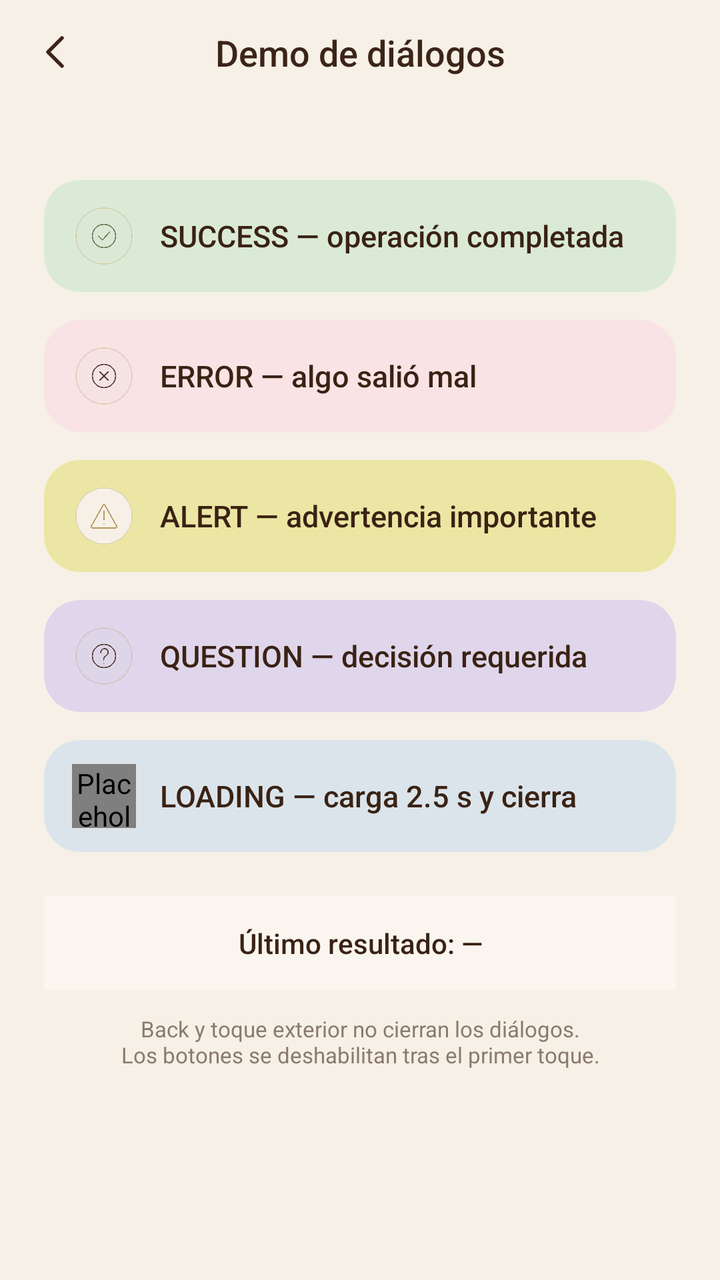
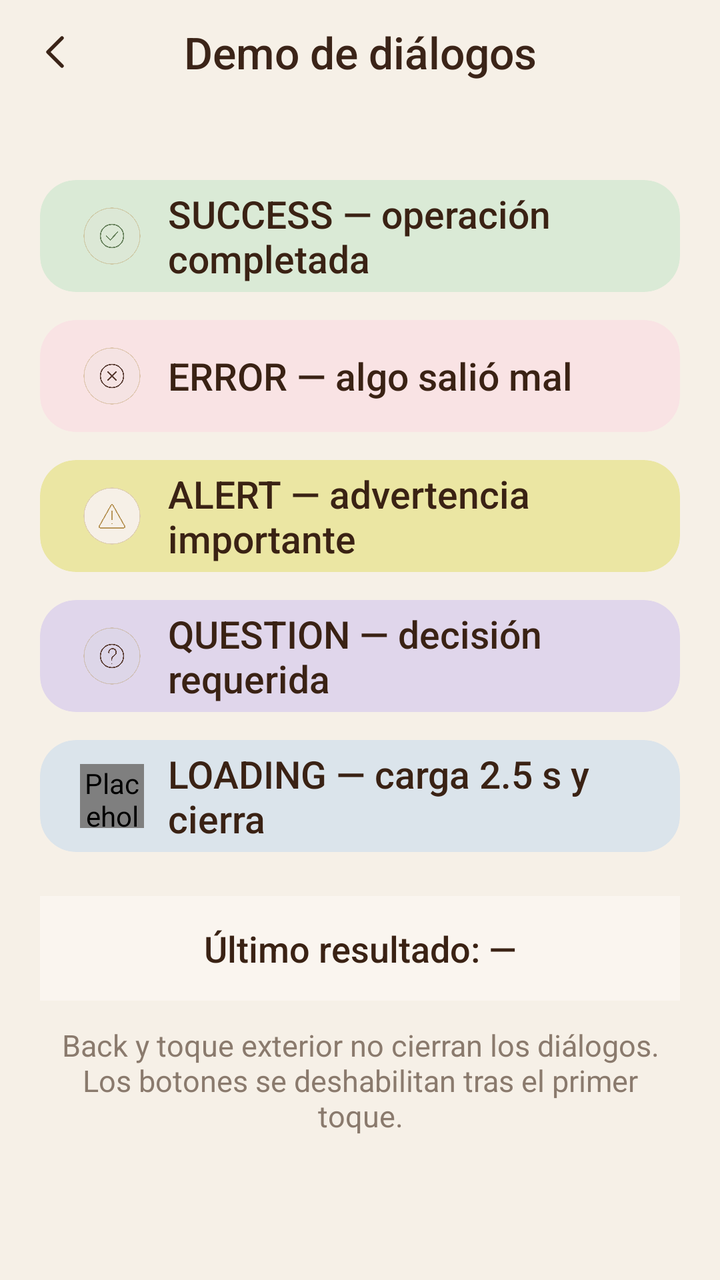

Before-and-after screenshots of an Android layout around one commit, followed by the original layout XML and the change that was made.
<!-- AndroidManifest.xml: application theme Theme.WolopWallet -->
<!-- res/layout/activity_demo_dialogs.xml -->
<?xml version="1.0" encoding="utf-8"?>
<androidx.constraintlayout.widget.ConstraintLayout xmlns:android="http://schemas.android.com/apk/res/android"
    xmlns:app="http://schemas.android.com/apk/res-auto"
    xmlns:tools="http://schemas.android.com/tools"
    android:id="@+id/main"
    android:layout_width="match_parent"
    android:layout_height="match_parent"
    android:background="#F6F0E7"
    tools:context=".screens.DemoDialogsActivity">

    <ImageView
        android:id="@+id/btnAtrasDemo"
        android:layout_width="40dp"
        android:layout_height="40dp"
        android:layout_marginStart="8dp"
        android:layout_marginTop="6dp"
        android:background="?attr/selectableItemBackgroundBorderless"
        android:contentDescription="Volver"
        android:padding="8dp"
        android:src="@drawable/ic_chevron_left"
        app:layout_constraintStart_toStartOf="parent"
        app:layout_constraintTop_toTopOf="parent" />

    <TextView
        android:id="@+id/txtTituloDemo"
        android:layout_width="wrap_content"
        android:layout_height="wrap_content"
        android:layout_marginTop="6dp"
        android:fontFamily="sans-serif-medium"
        android:text="Demo de diálogos"
        android:textColor="#3B2418"
        android:textSize="18sp"
        app:layout_constraintBottom_toBottomOf="@id/btnAtrasDemo"
        app:layout_constraintEnd_toEndOf="parent"
        app:layout_constraintStart_toStartOf="parent"
        app:layout_constraintTop_toTopOf="parent" />

    <androidx.core.widget.NestedScrollView
        android:layout_width="0dp"
        android:layout_height="0dp"
        android:layout_marginTop="76dp"
        android:paddingStart="22dp"
        android:paddingEnd="22dp"
        android:scrollbars="none"
        app:layout_constraintBottom_toBottomOf="parent"
        app:layout_constraintEnd_toEndOf="parent"
        app:layout_constraintStart_toStartOf="parent"
        app:layout_constraintTop_toTopOf="parent">

        <LinearLayout
            android:layout_width="match_parent"
            android:layout_height="wrap_content"
            android:orientation="vertical"
            android:paddingTop="14dp"
            android:paddingBottom="28dp">

            <com.google.android.material.card.MaterialCardView
                android:id="@+id/cardDemoExito"
                android:layout_width="match_parent"
                android:layout_height="56dp"
                android:clickable="true"
                android:focusable="true"
                app:cardBackgroundColor="#DAEAD6"
                app:cardCornerRadius="18dp"
                app:cardElevation="0dp"
                app:cardUseCompatPadding="false"
                app:rippleColor="#1A3B2418"
                app:strokeWidth="0dp">

                <LinearLayout
                    android:layout_width="match_parent"
                    android:layout_height="match_parent"
                    android:gravity="center_vertical"
                    android:orientation="horizontal"
                    android:paddingStart="14dp"
                    android:paddingEnd="16dp">

                    <ImageView
                        android:layout_width="32dp"
                        android:layout_height="32dp"
                        android:contentDescription="@null"
                        android:scaleType="fitCenter"
                        android:src="@drawable/icon_alert_success" />

                    <TextView
                        android:layout_width="0dp"
                        android:layout_height="wrap_content"
                        android:layout_marginStart="12dp"
                        android:layout_weight="1"
                        android:fontFamily="sans-serif-medium"
                        android:text="SUCCESS — operación completada"
                        android:textColor="#3A2214"
                        android:textSize="15sp" />
                </LinearLayout>
            </com.google.android.material.card.MaterialCardView>

            <com.google.android.material.card.MaterialCardView
                android:id="@+id/cardDemoError"
                android:layout_width="match_parent"
                android:layout_height="56dp"
                android:layout_marginTop="14dp"
                android:clickable="true"
                android:focusable="true"
                app:cardBackgroundColor="#F9E3E4"
                app:cardCornerRadius="18dp"
                app:cardElevation="0dp"
                app:cardUseCompatPadding="false"
                app:rippleColor="#1A3B2418"
                app:strokeWidth="0dp">

                <LinearLayout
                    android:layout_width="match_parent"
                    android:layout_height="match_parent"
                    android:gravity="center_vertical"
                    android:orientation="horizontal"
                    android:paddingStart="14dp"
                    android:paddingEnd="16dp">

                    <ImageView
                        android:layout_width="32dp"
                        android:layout_height="32dp"
                        android:contentDescription="@null"
                        android:scaleType="fitCenter"
                        android:src="@drawable/icon_alert_error" />

                    <TextView
                        android:layout_width="0dp"
                        android:layout_height="wrap_content"
                        android:layout_marginStart="12dp"
                        android:layout_weight="1"
                        android:fontFamily="sans-serif-medium"
                        android:text="ERROR — algo salió mal"
                        android:textColor="#3A2214"
                        android:textSize="15sp" />
                </LinearLayout>
            </com.google.android.material.card.MaterialCardView>

            <com.google.android.material.card.MaterialCardView
                android:id="@+id/cardDemoAviso"
                android:layout_width="match_parent"
                android:layout_height="56dp"
                android:layout_marginTop="14dp"
                android:clickable="true"
                android:focusable="true"
                app:cardBackgroundColor="#EBE6A3"
                app:cardCornerRadius="18dp"
                app:cardElevation="0dp"
                app:cardUseCompatPadding="false"
                app:rippleColor="#1A3B2418"
                app:strokeWidth="0dp">

                <LinearLayout
                    android:layout_width="match_parent"
                    android:layout_height="match_parent"
                    android:gravity="center_vertical"
                    android:orientation="horizontal"
                    android:paddingStart="14dp"
                    android:paddingEnd="16dp">

                    <ImageView
                        android:layout_width="32dp"
                        android:layout_height="32dp"
                        android:contentDescription="@null"
                        android:scaleType="fitCenter"
                        android:src="@drawable/icon_alert_warning" />

                    <TextView
                        android:layout_width="0dp"
                        android:layout_height="wrap_content"
                        android:layout_marginStart="12dp"
                        android:layout_weight="1"
                        android:fontFamily="sans-serif-medium"
                        android:text="ALERT — advertencia importante"
                        android:textColor="#3A2214"
                        android:textSize="15sp" />
                </LinearLayout>
            </com.google.android.material.card.MaterialCardView>

            <com.google.android.material.card.MaterialCardView
                android:id="@+id/cardDemoPregunta"
                android:layout_width="match_parent"
                android:layout_height="56dp"
                android:layout_marginTop="14dp"
                android:clickable="true"
                android:focusable="true"
                app:cardBackgroundColor="#E0D6EB"
                app:cardCornerRadius="18dp"
                app:cardElevation="0dp"
                app:cardUseCompatPadding="false"
                app:rippleColor="#1A3B2418"
                app:strokeWidth="0dp">

                <LinearLayout
                    android:layout_width="match_parent"
                    android:layout_height="match_parent"
                    android:gravity="center_vertical"
                    android:orientation="horizontal"
                    android:paddingStart="14dp"
                    android:paddingEnd="16dp">

                    <ImageView
                        android:layout_width="32dp"
                        android:layout_height="32dp"
                        android:contentDescription="@null"
                        android:scaleType="fitCenter"
                        android:src="@drawable/icon_alert_question" />

                    <TextView
                        android:layout_width="0dp"
                        android:layout_height="wrap_content"
                        android:layout_marginStart="12dp"
                        android:layout_weight="1"
                        android:fontFamily="sans-serif-medium"
                        android:text="QUESTION — decisión requerida"
                        android:textColor="#3A2214"
                        android:textSize="15sp" />
                </LinearLayout>
            </com.google.android.material.card.MaterialCardView>

            <com.google.android.material.card.MaterialCardView
                android:id="@+id/cardDemoCarga"
                android:layout_width="match_parent"
                android:layout_height="56dp"
                android:layout_marginTop="14dp"
                android:clickable="true"
                android:focusable="true"
                app:cardBackgroundColor="#DBE4EB"
                app:cardCornerRadius="18dp"
                app:cardElevation="0dp"
                app:cardUseCompatPadding="false"
                app:rippleColor="#1A3B2418"
                app:strokeWidth="0dp">

                <LinearLayout
                    android:layout_width="match_parent"
                    android:layout_height="match_parent"
                    android:gravity="center_vertical"
                    android:orientation="horizontal"
                    android:paddingStart="14dp"
                    android:paddingEnd="16dp">

                    <com.wolop.wallet.ui.dialogs.GifLoadingView
                        android:layout_width="32dp"
                        android:layout_height="32dp"
                        android:contentDescription="@null" />

                    <TextView
                        android:layout_width="0dp"
                        android:layout_height="wrap_content"
                        android:layout_marginStart="12dp"
                        android:layout_weight="1"
                        android:fontFamily="sans-serif-medium"
                        android:text="LOADING — carga 2.5 s y cierra"
                        android:textColor="#3A2214"
                        android:textSize="15sp" />
                </LinearLayout>
            </com.google.android.material.card.MaterialCardView>

            <TextView
                android:id="@+id/txtResultadoDemo"
                android:layout_width="match_parent"
                android:layout_height="wrap_content"
                android:layout_marginTop="22dp"
                android:background="#FAF5EF"
                android:fontFamily="sans-serif-medium"
                android:gravity="center"
                android:paddingStart="16dp"
                android:paddingTop="14dp"
                android:paddingEnd="16dp"
                android:paddingBottom="14dp"
                android:text="Último resultado: —"
                android:textColor="#3A2214"
                android:textSize="14sp" />

            <TextView
                android:layout_width="match_parent"
                android:layout_height="wrap_content"
                android:layout_marginTop="12dp"
                android:fontFamily="sans-serif"
                android:gravity="center"
                android:text="Back y toque exterior no cierran los diálogos.&#10;Los botones se deshabilitan tras el primer toque."
                android:textColor="#8A7A6D"
                android:textSize="11sp" />
        </LinearLayout>
    </androidx.core.widget.NestedScrollView>
</androidx.constraintlayout.widget.ConstraintLayout>
<!-- resources referenced by this layout -->
<resources>
  <!-- drawable ic_chevron_left (drawable) -->
  <?xml version="1.0" encoding="utf-8"?>
  <vector xmlns:android="http://schemas.android.com/apk/res/android"
      android:width="24dp"
      android:height="24dp"
      android:viewportWidth="24"
      android:viewportHeight="24">
      <path
          android:fillColor="@android:color/transparent"
          android:pathData="M15,5 L8,12 L15,19"
          android:strokeColor="#3B2418"
          android:strokeLineCap="round"
          android:strokeLineJoin="round"
          android:strokeWidth="1.8" />
  </vector>
  <!-- drawable icon_alert_error: png bitmap (drawable, 61198 bytes) -->
  <!-- drawable icon_alert_question: png bitmap (drawable, 65193 bytes) -->
  <!-- drawable icon_alert_success: png bitmap (drawable, 62130 bytes) -->
  <!-- drawable icon_alert_warning: png bitmap (drawable, 56714 bytes) -->
  <style name="Theme.WolopWallet" parent="Base.Theme.WolopWallet" />
  <style name="Base.Theme.WolopWallet" parent="Theme.Material3.DayNight.NoActionBar">
          
          
      </style>
</resources>

<!-- the commit's change to res/layout/activity_demo_dialogs.xml (unified diff, before → after) -->
@@ -29,7 +29,7 @@
         android:fontFamily="sans-serif-medium"
         android:text="Demo de diálogos"
         android:textColor="#3B2418"
-        android:textSize="18sp"
+        android:textSize="22sp"
         app:layout_constraintBottom_toBottomOf="@id/btnAtrasDemo"
         app:layout_constraintEnd_toEndOf="parent"
         app:layout_constraintStart_toStartOf="parent"
@@ -39,8 +39,8 @@
         android:layout_width="0dp"
         android:layout_height="0dp"
         android:layout_marginTop="76dp"
-        android:paddingStart="22dp"
-        android:paddingEnd="22dp"
+        android:paddingStart="20dp"
+        android:paddingEnd="20dp"
         android:scrollbars="none"
         app:layout_constraintBottom_toBottomOf="parent"
         app:layout_constraintEnd_toEndOf="parent"
@@ -72,8 +72,8 @@
                     android:layout_height="match_parent"
                     android:gravity="center_vertical"
                     android:orientation="horizontal"
-                    android:paddingStart="14dp"
-                    android:paddingEnd="16dp">
+                    android:paddingStart="20dp"
+                    android:paddingEnd="20dp">
 
                     <ImageView
                         android:layout_width="32dp"
@@ -90,7 +90,7 @@
                         android:fontFamily="sans-serif-medium"
                         android:text="SUCCESS — operación completada"
                         android:textColor="#3A2214"
-                        android:textSize="15sp" />
+                        android:textSize="19sp" />
                 </LinearLayout>
             </com.google.android.material.card.MaterialCardView>
 
@@ -113,8 +113,8 @@
                     android:layout_height="match_parent"
                     android:gravity="center_vertical"
                     android:orientation="horizontal"
-                    android:paddingStart="14dp"
-                    android:paddingEnd="16dp">
+                    android:paddingStart="20dp"
+                    android:paddingEnd="20dp">
 
                     <ImageView
                         android:layout_width="32dp"
@@ -131,7 +131,7 @@
                         android:fontFamily="sans-serif-medium"
                         android:text="ERROR — algo salió mal"
                         android:textColor="#3A2214"
-                        android:textSize="15sp" />
+                        android:textSize="19sp" />
                 </LinearLayout>
             </com.google.android.material.card.MaterialCardView>
 
@@ -154,8 +154,8 @@
                     android:layout_height="match_parent"
                     android:gravity="center_vertical"
                     android:orientation="horizontal"
-                    android:paddingStart="14dp"
-                    android:paddingEnd="16dp">
+                    android:paddingStart="20dp"
+                    android:paddingEnd="20dp">
 
                     <ImageView
                         android:layout_width="32dp"
@@ -172,7 +172,7 @@
                         android:fontFamily="sans-serif-medium"
                         android:text="ALERT — advertencia importante"
                         android:textColor="#3A2214"
-                        android:textSize="15sp" />
+                        android:textSize="19sp" />
                 </LinearLayout>
             </com.google.android.material.card.MaterialCardView>
 
@@ -195,8 +195,8 @@
                     android:layout_height="match_parent"
                     android:gravity="center_vertical"
                     android:orientation="horizontal"
-                    android:paddingStart="14dp"
-                    android:paddingEnd="16dp">
+                    android:paddingStart="20dp"
+                    android:paddingEnd="20dp">
 
                     <ImageView
                         android:layout_width="32dp"
@@ -213,7 +213,7 @@
                         android:fontFamily="sans-serif-medium"
                         android:text="QUESTION — decisión requerida"
                         android:textColor="#3A2214"
-                        android:textSize="15sp" />
+                        android:textSize="19sp" />
                 </LinearLayout>
             </com.google.android.material.card.MaterialCardView>
 
@@ -236,8 +236,8 @@
                     android:layout_height="match_parent"
                     android:gravity="center_vertical"
                     android:orientation="horizontal"
-                    android:paddingStart="14dp"
-                    android:paddingEnd="16dp">
+                    android:paddingStart="20dp"
+                    android:paddingEnd="20dp">
 
                     <com.wolop.wallet.ui.dialogs.GifLoadingView
                         android:layout_width="32dp"
@@ -252,7 +252,7 @@
                         android:fontFamily="sans-serif-medium"
                         android:text="LOADING — carga 2.5 s y cierra"
                         android:textColor="#3A2214"
-                        android:textSize="15sp" />
+                        android:textSize="19sp" />
                 </LinearLayout>
             </com.google.android.material.card.MaterialCardView>
 
@@ -264,13 +264,13 @@
                 android:background="#FAF5EF"
                 android:fontFamily="sans-serif-medium"
                 android:gravity="center"
-                android:paddingStart="16dp"
+                android:paddingStart="20dp"
                 android:paddingTop="14dp"
-                android:paddingEnd="16dp"
+                android:paddingEnd="20dp"
                 android:paddingBottom="14dp"
                 android:text="Último resultado: —"
                 android:textColor="#3A2214"
-                android:textSize="14sp" />
+                android:textSize="18sp" />
 
             <TextView
                 android:layout_width="match_parent"
@@ -280,7 +280,7 @@
                 android:gravity="center"
                 android:text="Back y toque exterior no cierran los diálogos.&#10;Los botones se deshabilitan tras el primer toque."
                 android:textColor="#8A7A6D"
-                android:textSize="11sp" />
+                android:textSize="15sp" />
         </LinearLayout>
     </androidx.core.widget.NestedScrollView>
 </androidx.constraintlayout.widget.ConstraintLayout>
